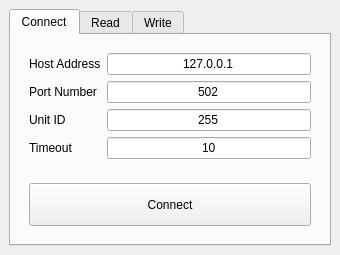
This is window.ui in nbatamturk/modbus-gui as Qt 5 draws it before an edit. The edited form follows.
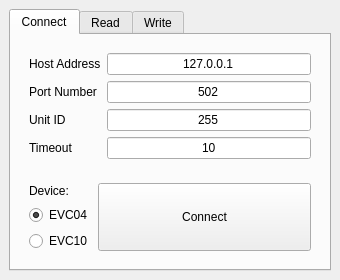
This is the edited form. The open tabs and pages were chosen to show the change.

Diff of the .ui file:
```diff
--- a/window.ui
+++ b/window.ui
@@ -135,6 +135,36 @@
            </sizepolicy>
           </property>
           <layout class="QHBoxLayout" name="horizontalLayout">
+          <item>
+
+ <layout class="QVBoxLayout" name="verticalLayout_deviceSelect">
+  <item>
+   <widget class="QLabel" name="label_device">
+    <property name="text">
+     <string>Device:</string>
+    </property>
+   </widget>
+  </item>
+  <item>
+   <widget class="QRadioButton" name="radioButton_evc04">
+    <property name="text">
+     <string>EVC04</string>
+    </property>
+    <property name="checked">
+     <bool>true</bool>
+    </property>
+   </widget>
+  </item>
+  <item>
+   <widget class="QRadioButton" name="radioButton_evc10">
+    <property name="text">
+     <string>EVC10</string>
+    </property>
+   </widget>
+  </item>
+ </layout>
+</item>
+
            <item>
             <widget class="QPushButton" name="pushButton_2">
              <property name="sizePolicy">
```
